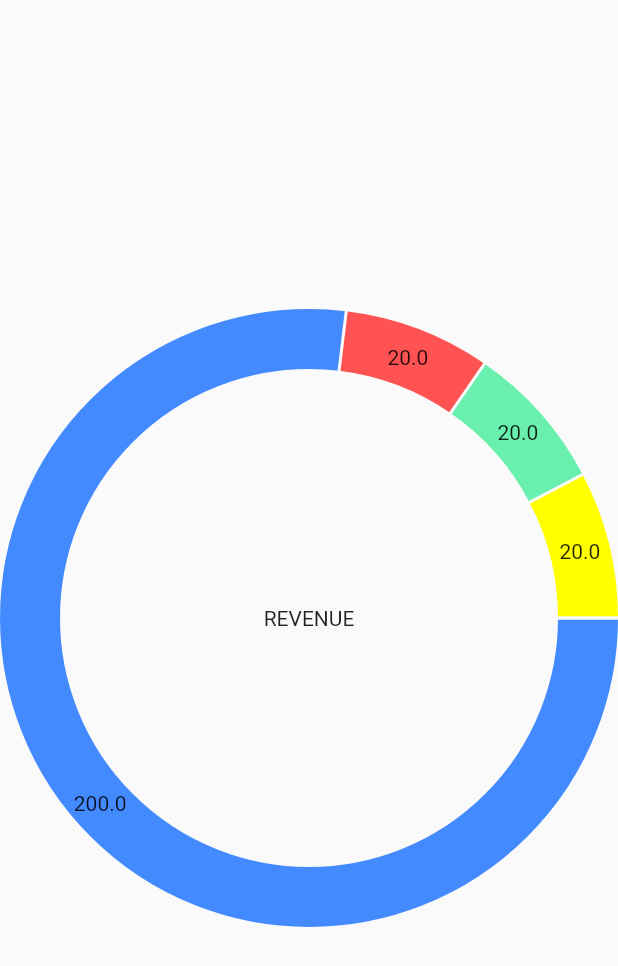
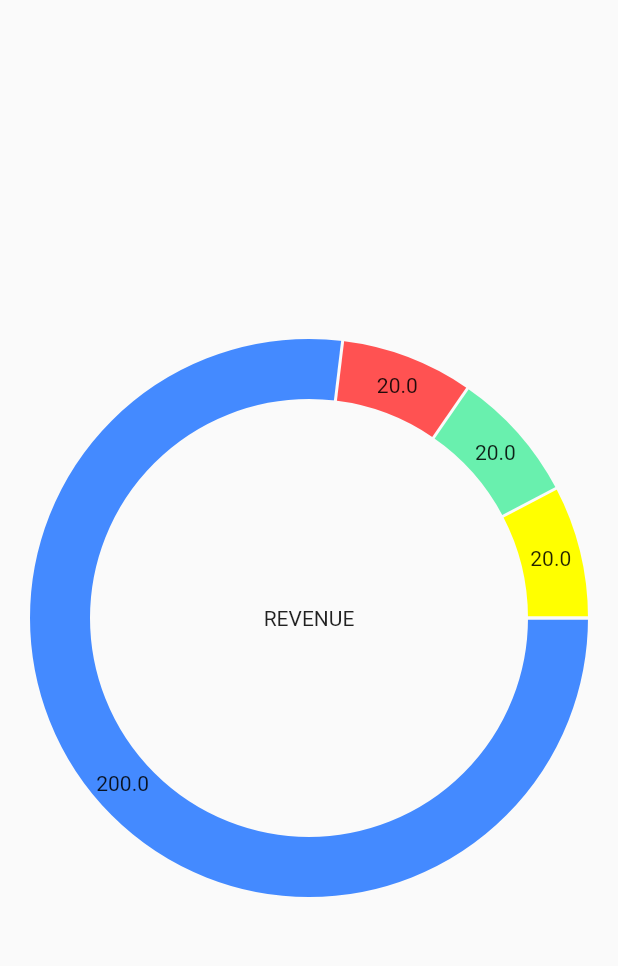
Before and after one commit to zeroneeee/flutter_pie_chart, a Flutter app: the screen it shows after launch, on a phone screen of 412 x 824 dp. Shown: the top 966 px of the screen. Run offline on Flutter 3.47's test engine with Material 2 defaults, Android fonts, the phone set to English and light mode, and no system bars; drawn by our look-alikes of fl_chart.

Commit message:
update page and add snapshot

```diff
--- a/lib/presentations/pages/home_page.dart
+++ b/lib/presentations/pages/home_page.dart
@@ -13,7 +13,9 @@ class HomePage extends StatelessWidget {
         const Text("REVENUE"),
 
         // pie chart
-        PieChart(
+        Padding(
+          padding: const EdgeInsets.all(20),
+          child: PieChart(
             swapAnimationDuration: const Duration(milliseconds: 750),
             swapAnimationCurve: Curves.easeInOutQuint,
             PieChartData(sections: [
@@ -40,6 +42,7 @@ class HomePage extends StatelessWidget {
                 color: Colors.yellowAccent,
               ),
             ]),
+          ),
         )
       ],
     );
```
Also changed, not shown: 1 other file. Lines whose indentation alone changed are shown as unchanged.
